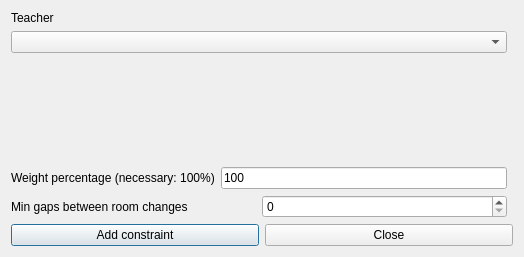
Above: fet/src/interface/addconstraintteachermingapsbetweenroomchangesform_template.ui from vonmecheln/fet before the change. Below: the same form after it.
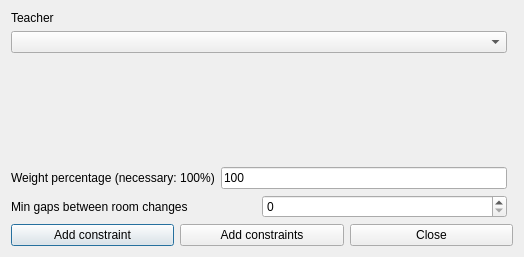
That is the form after the change.

What changed in the file:
```diff
--- a/fet/src/interface/addconstraintteachermingapsbetweenroomchangesform_template.ui
+++ b/fet/src/interface/addconstraintteachermingapsbetweenroomchangesform_template.ui
@@ -23,6 +23,13 @@
        </property>
       </widget>
      </item>
+     <item>
+      <widget class="QPushButton" name="addConstraintsPushButton">
+       <property name="text">
+        <string>Add constraints</string>
+       </property>
+      </widget>
+     </item>
      <item>
       <widget class="QPushButton" name="closePushButton">
        <property name="text">
```
